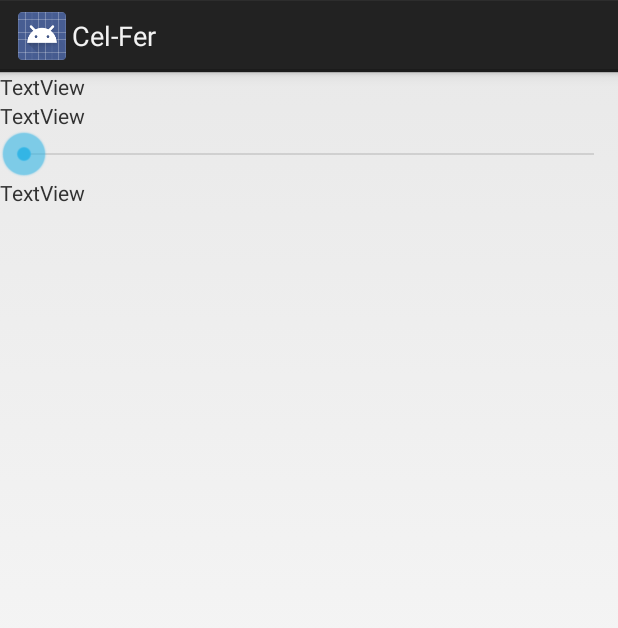
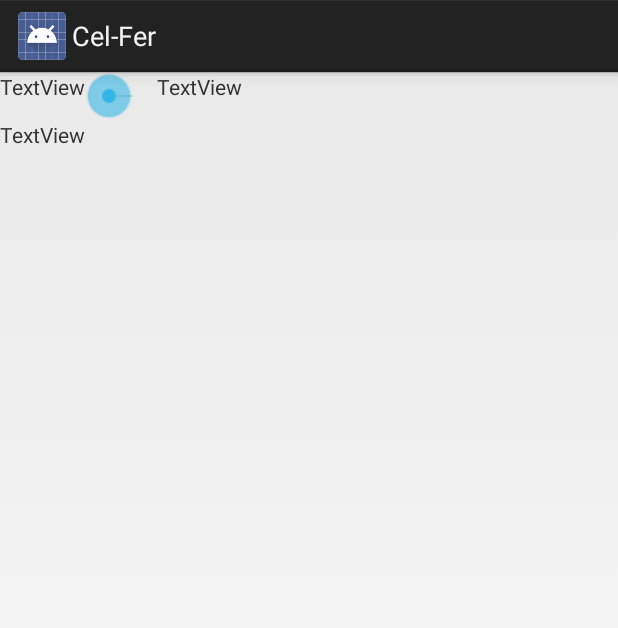
Before and after one commit to roeyshtern/Ex8, an Android app: the layout precision.xml on its own in the app's theme, with its tools: preview values and no code run, on a phone screen of 412 x 824 dp. Shown: the top 628 px of the screen. Run offline under Robolectric (Android 15) with nearby library versions, the phone set to English and light mode, and no system bars.

Commit message:
16.12.2016

```diff
--- a/app/src/main/java/com/example/user/ex8/CalcActivity.java
+++ b/app/src/main/java/com/example/user/ex8/CalcActivity.java
@@ -26,13 +26,15 @@ public class CalcActivity extends Activity {
         Breturn.setOnClickListener(new View.OnClickListener() {
             @Override
             public void onClick(View v) {
-               finish();
+                setResult(RESULT_OK);
+                finish();
             }
         });
         Intent i = getIntent();
         if(i==null || i.getAction()==null)
         {
             Toast.makeText(getApplicationContext(),"Bad activitaion of the register activity",Toast.LENGTH_LONG).show();
+
             finish();
         }
         else
--- a/app/src/main/res/layout/activity_main.xml
+++ b/app/src/main/res/layout/activity_main.xml
@@ -57,6 +57,7 @@
             android:layout_weight="1">
 
             <com.example.user.ex8.MyEditText
+                android:freezesText="true"
                 android:layout_width="wrap_content"
                 android:layout_height="wrap_content"
                 android:inputType="number"
@@ -91,6 +92,7 @@
                 android:layout_height="wrap_content"
                 android:inputType="number"
                 android:ems="5"
+                android:freezesText="true"
                 android:id="@+id/ETcelcius"
                 android:layout_weight="1"
                 android:enabled="false"/>
--- a/app/src/main/res/layout/precision.xml
+++ b/app/src/main/res/layout/precision.xml
@@ -1,28 +1,39 @@
 <?xml version="1.0" encoding="utf-8"?>
-<LinearLayout xmlns:android="http://schemas.android.com/apk/res/android"
+<RelativeLayout xmlns:android="http://schemas.android.com/apk/res/android"
     android:orientation="vertical" android:layout_width="match_parent"
     android:layout_height="match_parent">
 
+    <LinearLayout
+        android:layout_width="wrap_content"
+        android:layout_height="wrap_content"
+        android:orientation="vertical">
+
+        <LinearLayout
+            android:layout_width="wrap_content"
+            android:layout_height="wrap_content"
+            android:orientation="horizontal">
             <TextView
                 android:text="TextView"
-        android:layout_width="match_parent"
+                android:layout_width="wrap_content"
                 android:layout_height="wrap_content"
                 android:id="@+id/TvNone" />
-
-    <TextView
-        android:text="TextView"
-        android:layout_width="match_parent"
-        android:layout_height="wrap_content"
-        android:id="@+id/TVFull" />
 
             <SeekBar
                 android:layout_width="match_parent"
                 android:layout_height="wrap_content"
                 android:id="@+id/seekBar" />
-
+            <TextView
+                android:text="TextView"
+                android:layout_width="wrap_content"
+                android:layout_height="wrap_content"
+                android:id="@+id/TVFull" />
+        </LinearLayout>
         <TextView
             android:text="TextView"
             android:layout_width="match_parent"
             android:layout_height="wrap_content"
             android:id="@+id/TVAfterPoint" />
+
     </LinearLayout>
+
+</RelativeLayout>
--- a/app/src/main/res/values/strings.xml
+++ b/app/src/main/res/values/strings.xml
@@ -7,4 +7,9 @@
     <string name="TVfarenheit">Farenheit</string>
     <string name="TVcelcius">Celcius</string>
     <string name="Breturn">Return</string>
+    <string name="closing">Closing the app</string>
+    <string name="sure">Are you sure?</string>
+    <string name="yes">yes</string>
+    <string name="no">no</string>
+    <string name="host">Hosting activity must imlements the interface ResultListerner</string>
 </resources>
```
Also changed, not shown: app/src/main/java/com/example/user/ex8/MainActivity.java (+56 -15 lines), app/src/main/java/com/example/user/ex8/MyDialog.java (added, +88 -0 lines). Lines whose indentation alone changed are shown as unchanged.
